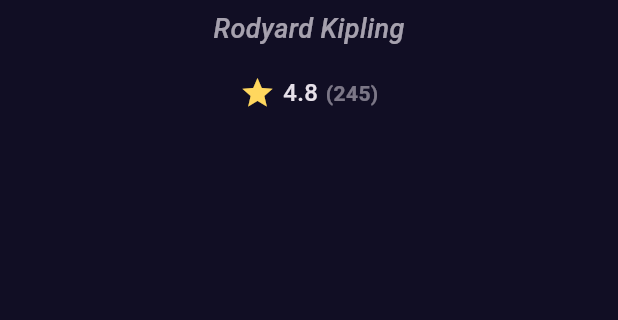
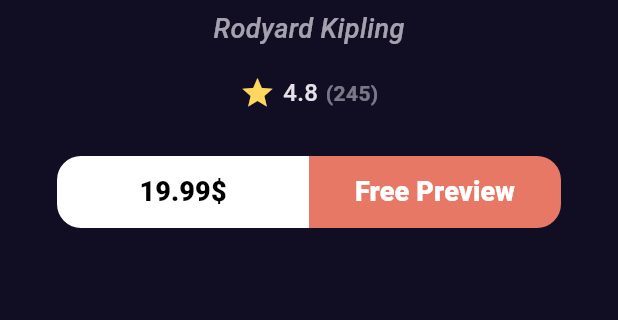
Before and after one commit to dimiana17/book-app, a Flutter app: the BookDetailView screen opened by its route, on a phone screen of 412 x 824 dp, the part 617-937 px from its top. Run offline on Flutter 3.47's test engine with Material 3 defaults, Android fonts, the phone set to English and light mode, and no system bars; our stand-ins replace go_router, google_fonts; Roboto replaces fonts that are missing (Monda).

Commit message:
create books action

```diff
--- a/lib/features/home/presentation/views/widgets/book_details_view_body.dart
+++ b/lib/features/home/presentation/views/widgets/book_details_view_body.dart
@@ -2,6 +2,8 @@ import 'package:book_app/core/styles.dart';
 import 'package:book_app/features/home/presentation/views/widgets/book_rating.dart';
 import 'package:book_app/features/home/presentation/views/widgets/custom_book_details_app_bar.dart';
 import 'package:book_app/features/home/presentation/views/widgets/custom_book_item.dart';
+import 'package:book_app/widgets/custom_button.dart';
+import 'package:flutter/cupertino.dart';
 import 'package:flutter/material.dart';
 import 'package:flutter/widgets.dart';
 
@@ -34,15 +36,52 @@ class BookDetailsViewBody extends StatelessWidget {
             opacity: .7,
             child: Text(
               'Rodyard Kipling',
-              style: Styles.textStyle18.copyWith(fontWeight: FontWeight.w500,fontStyle: FontStyle.italic),
+              style: Styles.textStyle18.copyWith(
+                  fontWeight: FontWeight.w500, fontStyle: FontStyle.italic),
             ),
           ),
           const SizedBox(
             height: 18,
           ),
-          const BookRating()
+          const BookRating(),
+          const SizedBox(
+            height: 30,
+          ),
+          const BooksAction()
         ],
       ),
     );
   }
 }
+
+class BooksAction extends StatelessWidget {
+  const BooksAction({super.key});
+
+  @override
+  Widget build(BuildContext context) {
+    return const Padding(
+      padding: EdgeInsets.symmetric(horizontal: 8),
+      child: Row(
+        children: [
+          Expanded(
+              child: CustomButton(
+            backgroungColor: Colors.white,
+            textColor: Colors.black,
+            borderRedius: BorderRadius.only(
+                topLeft: Radius.circular(16), bottomLeft: Radius.circular(16)),
+            text: '19.99\$',
+          )),
+          Expanded(
+              child: CustomButton(
+            backgroungColor: Color(0xFFE87866),
+            textColor: Colors.white,
+            borderRedius: BorderRadius.only(
+                topRight: Radius.circular(16),
+                bottomRight: Radius.circular(16)),
+            text: 'Free Preview',
+          ))
+        ],
+      ),
+    );
+  }
+}
--- /dev/null
+++ b/lib/widgets/custom_button.dart
@@ -0,0 +1,31 @@
+import 'package:book_app/core/styles.dart';
+import 'package:flutter/material.dart';
+
+class CustomButton extends StatelessWidget {
+  const CustomButton({super.key, required this.backgroungColor, required this.textColor, this.borderRedius, required this.text});
+    final Color backgroungColor;
+    final Color textColor;
+    final BorderRadius? borderRedius;
+    final String text;
+  @override
+  Widget build(BuildContext context) {
+
+    return SizedBox(
+      height: 48,
+      child: TextButton(
+        style: TextButton.styleFrom(
+            shape:
+                RoundedRectangleBorder(borderRadius:borderRedius?? BorderRadius.circular(16)),
+            backgroundColor: backgroungColor),
+        onPressed: () {},
+        child: Text(
+          text,
+          style: Styles.textStyle18.copyWith(
+            color: textColor,
+            fontWeight: FontWeight.w900
+          ),
+        ),
+      ),
+    );
+  }
+}
```
